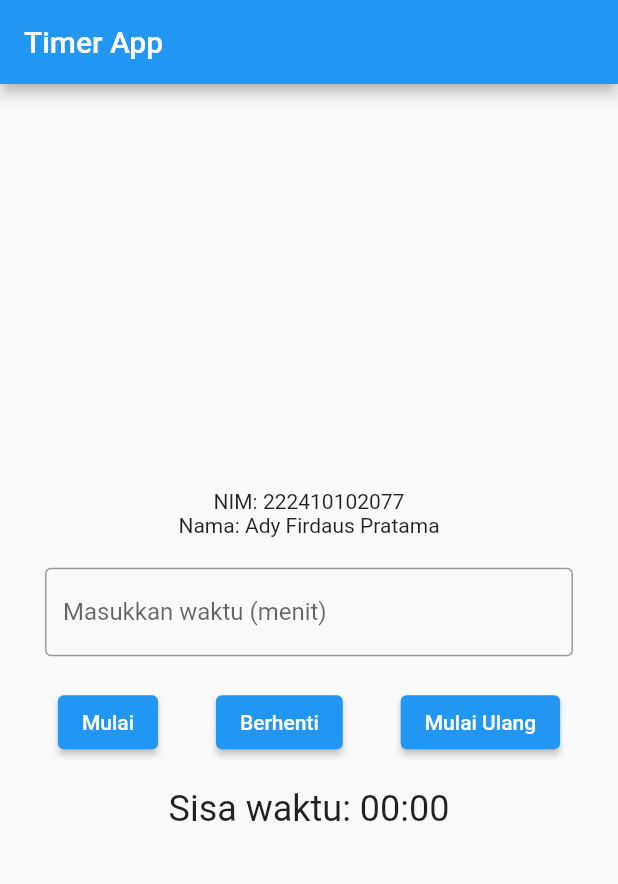
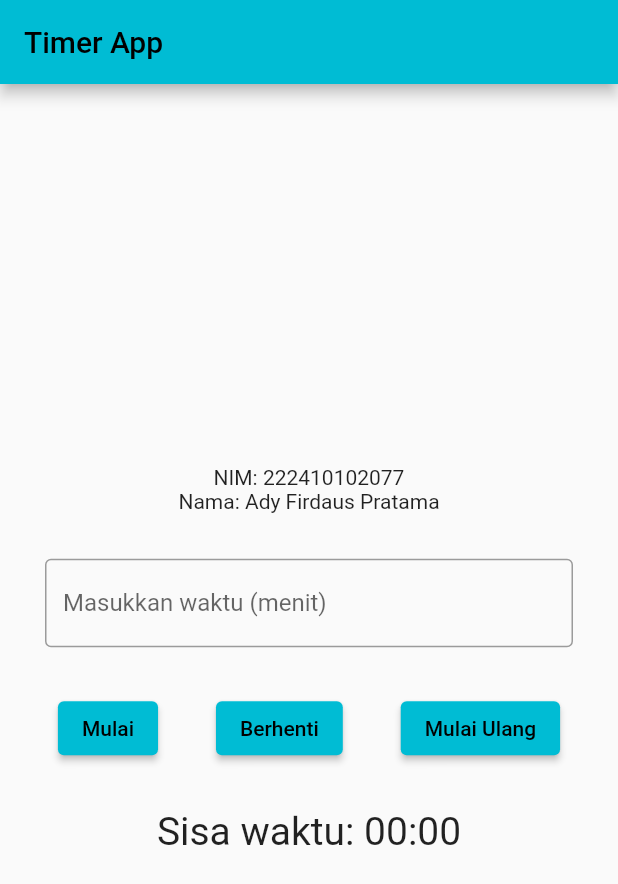
Before and after one commit to adyfp24/flutter_timer_2077, a Flutter app: the screen it shows after launch, on a phone screen of 412 x 824 dp. Shown: the top 884 px of the screen. Run offline on Flutter 3.47's test engine with Material 2 defaults, Android fonts, the phone set to English and light mode, and no system bars.

Commit message:
feat: fixing ui

```diff
--- a/lib/main.dart
+++ b/lib/main.dart
@@ -36,7 +36,7 @@ class TimerApp extends StatelessWidget {
     return MaterialApp(
       title: 'Timer App',
       theme: ThemeData(
-        primarySwatch: Colors.blue,
+        primarySwatch: Colors.cyan,
       ),
       home: TimerPage(),
     );
@@ -103,7 +103,7 @@ class _TimerPageState extends State<TimerPage> {
             Text(
               'Nama: Ady Firdaus Pratama',
             ),
-            SizedBox(height: 20),
+            SizedBox(height: 30),
             Container(
               margin: EdgeInsets.symmetric(horizontal: 30),
               child: TextField(
@@ -116,7 +116,7 @@ class _TimerPageState extends State<TimerPage> {
               ),
             ),
 
-            SizedBox(height: 20),
+            SizedBox(height: 30),
             Row(
               mainAxisAlignment: MainAxisAlignment.spaceEvenly,
               children: [
@@ -149,10 +149,10 @@ class _TimerPageState extends State<TimerPage> {
                 ),
               ],
             ),
-            SizedBox(height: 20),
+            SizedBox(height: 30),
             Text(
               'Sisa waktu: ${(_timeLeft ~/ 60).toString().padLeft(2, '0')}:${(_timeLeft % 60).toString().padLeft(2, '0')}',
-              style: TextStyle(fontSize: 24),
+              style: TextStyle(fontSize: 26,),
             ),
           ],
         ),
```
